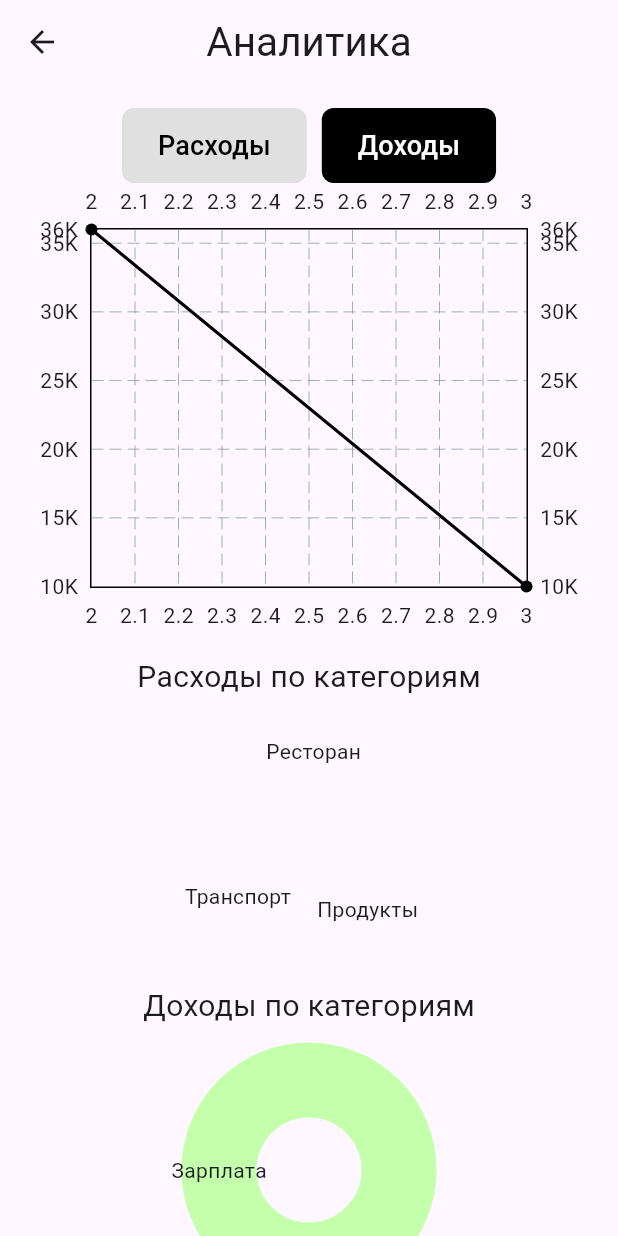
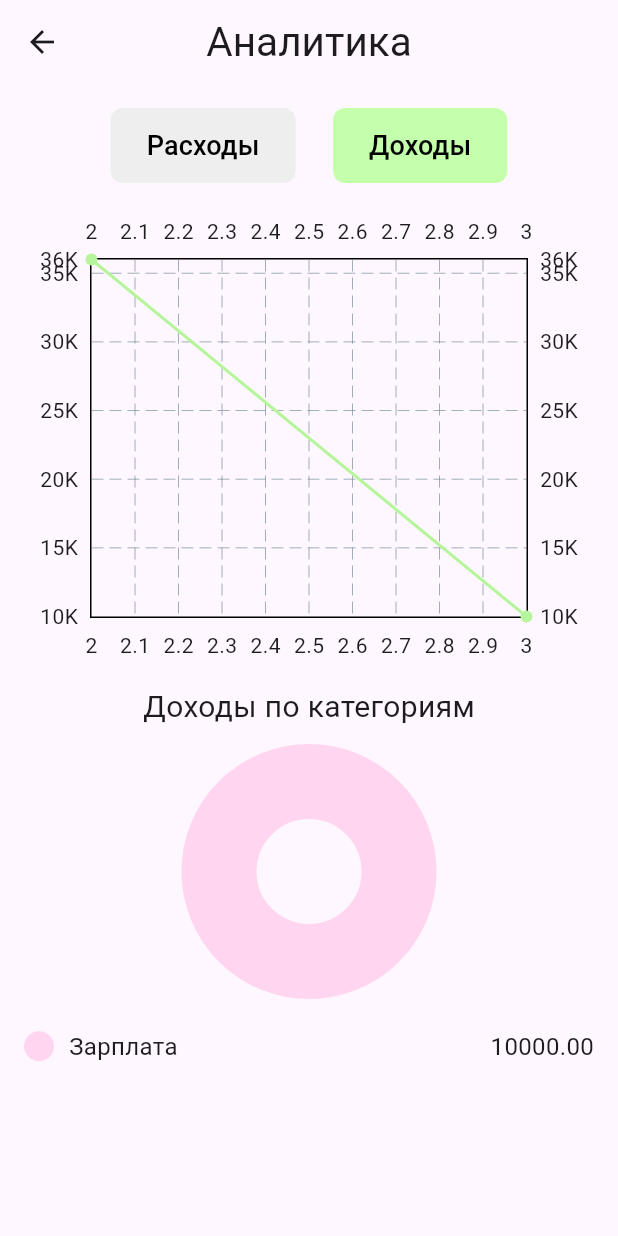
Before and after one commit to CodeByNica/finance-tracker, a Flutter app: the AnaliticWidget screen opened directly, after a tap on "Доходы", on a phone screen of 412 x 824 dp. Run offline on Flutter 3.47's test engine with Material 3 defaults, Android fonts, the phone set to English and light mode, and no system bars; drawn by our look-alikes of fl_chart; our stand-ins replace flutter_speed_dial, font_awesome_flutter.

Commit message:
Изменила экран аналитики

```diff
--- a/lib/models/transaction.dart
+++ b/lib/models/transaction.dart
@@ -6,7 +6,6 @@ class Transaction {
   final double amount;
   final String categoryId;
   final DateTime date;
-  final String icon;
 
   Transaction({
     String? id,
@@ -14,6 +13,5 @@ class Transaction {
     required this.amount,
     required this.categoryId,
     required this.date,
-    required this.icon,
   }) : id = id ?? uuid.v4();
 }
--- a/lib/transaction_list.dart
+++ b/lib/transaction_list.dart
@@ -10,7 +10,6 @@ final List<Transaction> transactions = [
     categoryId: categories[0].id, // Зарплата
     amount: 10000,
     date: DateTime.now(),
-    icon: 'attach_money', // Иконка денег
   ),
   Transaction(
     id: uuid.v4(),
@@ -18,7 +17,6 @@ final List<Transaction> transactions = [
     categoryId: categories[1].id, // Продукты
     amount: -1000,
     date: DateTime.now(),
-    icon: 'shopping_cart', // Иконка корзины
   ),
   Transaction(
     id: uuid.v4(),
@@ -26,7 +24,6 @@ final List<Transaction> transactions = [
     categoryId: categories[2].id, // Транспорт
     amount: -3000,
     date: DateTime.now(),
-    icon: 'directions_bus', // Иконка автобуса
   ),
   Transaction(
     id: uuid.v4(),
@@ -34,7 +31,6 @@ final List<Transaction> transactions = [
     categoryId: categories[3].id, // Ресторан
     amount: -6000,
     date: DateTime.utc(2025, 2, 27),
-    icon: 'restaurant', // Иконка ресторана
   ),
   Transaction(
     id: uuid.v4(),
@@ -42,7 +38,6 @@ final List<Transaction> transactions = [
     categoryId: categories[0].id, // Перевод
     amount: 36000,
     date: DateTime.utc(2025, 2, 15),
-    icon: 'sync_alt', // Иконка перевода
   ),
   Transaction(
     id: uuid.v4(),
@@ -50,7 +45,6 @@ final List<Transaction> transactions = [
     categoryId: categories[1].id, // Аптека
     amount: -900,
     date: DateTime.utc(2025, 2, 14),
-    icon: 'local_hospital', // Иконка аптеки
   ),
   Transaction(
     id: uuid.v4(),
@@ -58,6 +52,5 @@ final List<Transaction> transactions = [
     categoryId: categories[1].id, // Продукты
     amount: -1500,
     date: DateTime.utc(2025, 2, 11),
-    icon: 'shopping_cart', // Иконка корзины
   ),
 ];
--- a/lib/widgets/analitic_widgets.dart
+++ b/lib/widgets/analitic_widgets.dart
@@ -13,6 +13,15 @@ class AnaliticWidget extends StatefulWidget {
 
 class _AnaliticWidgetState extends State<AnaliticWidget> {
   bool isIncomeChart = false;
+
+  final List<Color> pieColors = [
+    Color(0xFFFFD5F0),
+    Color(0xFFF9E79F),
+    Color(0xFFC4FFAB),
+    Color(0xFF85C1E9),
+    Color(0xFFA569BD),
+    Color(0xFFFFA07A),
+  ];
 
   Map<String, double> calculateCategorySums(
     List<Transaction> transactions,
@@ -33,8 +42,8 @@ class _AnaliticWidgetState extends State<AnaliticWidget> {
       if (category.isIncome == isIncome) {
         categorySums.update(
           category.name,
-          (value) => value + transaction.amount,
-          ifAbsent: () => transaction.amount,
+          (value) => value + transaction.amount.abs(),
+          ifAbsent: () => transaction.amount.abs(),
         );
       }
     }
@@ -59,8 +68,8 @@ class _AnaliticWidgetState extends State<AnaliticWidget> {
       );
       if (category.isIncome == isIncome) {
         int month = transaction.date.month;
-        transactionsByMonth[month] =
-            (transactionsByMonth[month] ?? 0) + transaction.amount;
+        double amount = transaction.amount.abs();
+        transactionsByMonth[month] = (transactionsByMonth[month] ?? 0) + amount;
       }
     }
     return transactionsByMonth;
@@ -68,13 +77,16 @@ class _AnaliticWidgetState extends State<AnaliticWidget> {
 
   @override
   Widget build(BuildContext context) {
-    Map<String, double> expenseCategories = calculateCategorySums(
-      transactions,
-      false,
-    );
-    Map<String, double> incomeCategories = calculateCategorySums(
-      transactions,
-      true,
+    int selectedMonth = DateTime.now().month;
+
+    List<Transaction> filteredTransactions =
+        transactions
+            .where((transaction) => transaction.date.month == selectedMonth)
+            .toList();
+
+    Map<String, double> categoryData = calculateCategorySums(
+      filteredTransactions,
+      isIncomeChart,
     );
 
     List<FlSpot> spots =
@@ -105,9 +117,10 @@ class _AnaliticWidgetState extends State<AnaliticWidget> {
                       },
                       style: TextButton.styleFrom(
                         backgroundColor:
-                            isIncomeChart ? Colors.grey[300] : Colors.black,
-                        foregroundColor:
-                            isIncomeChart ? Colors.black : Colors.white,
+                            isIncomeChart
+                                ? Colors.grey[200]
+                                : Color(0xFFFFD5F0),
+                        foregroundColor: Colors.black,
                         padding: EdgeInsets.symmetric(
                           horizontal: 24,
                           vertical: 12,
@@ -121,7 +134,7 @@ class _AnaliticWidgetState extends State<AnaliticWidget> {
                         style: TextStyle(fontSize: 18),
                       ),
                     ),
-                    SizedBox(width: 10),
+                    SizedBox(width: 25),
                     TextButton(
                       onPressed: () {
                         setState(() {
@@ -130,9 +143,10 @@ class _AnaliticWidgetState extends State<AnaliticWidget> {
                       },
                       style: TextButton.styleFrom(
                         backgroundColor:
-                            isIncomeChart ? Colors.black : Colors.grey[300],
-                        foregroundColor:
-                            isIncomeChart ? Colors.white : Colors.black,
+                            isIncomeChart
+                                ? Color(0xFFC4FFAB)
+                                : Colors.grey[200],
+                        foregroundColor: Colors.black,
                         padding: EdgeInsets.symmetric(
                           horizontal: 24,
                           vertical: 12,
@@ -145,6 +159,7 @@ class _AnaliticWidgetState extends State<AnaliticWidget> {
                     ),
                   ],
                 ),
+                SizedBox(height: 20),
                 SizedBox(
                   height: 300,
                   child: LineChart(
@@ -153,15 +168,20 @@ class _AnaliticWidgetState extends State<AnaliticWidget> {
                         LineChartBarData(
                           spots: spots,
                           isCurved: true,
-                          color: Colors.black,
+                          color:
+                              isIncomeChart
+                                  ? Color.fromARGB(255, 183, 245, 156)
+                                  : Color.fromARGB(255, 255, 185, 231),
                         ),
                       ],
                     ),
                   ),
                 ),
                 SizedBox(height: 15),
-                const Text(
-                  'Расходы по категориям',
+                Text(
+                  isIncomeChart
+                      ? 'Доходы по категориям'
+                      : 'Расходы по категориям',
                   style: TextStyle(fontSize: 20),
                 ),
                 SizedBox(height: 10),
@@ -171,39 +191,47 @@ class _AnaliticWidgetState extends State<AnaliticWidget> {
                   child: PieChart(
                     PieChartData(
                       sections:
-                          expenseCategories.entries.map((entry) {
+                          categoryData.entries.map((entry) {
+                            int index = categoryData.keys.toList().indexOf(
+                              entry.key,
+                            );
                             return PieChartSectionData(
                               value: entry.value,
-                              title: entry.key,
-                              color: Color(0xFFFFD5F0),
+                              color: pieColors[index % pieColors.length],
                               radius: 50,
+                              showTitle: false,
                             );
                           }).toList(),
                     ),
                   ),
                 ),
-                SizedBox(height: 10),
-                const Text(
-                  "Доходы по категориям",
-                  style: TextStyle(fontSize: 20),
-                ),
-                SizedBox(height: 10),
-                SizedBox(
-                  width: 170,
-                  height: 170,
-                  child: PieChart(
-                    PieChartData(
-                      sections:
-                          incomeCategories.entries.map((entry) {
-                            return PieChartSectionData(
-                              value: entry.value,
-                              title: entry.key,
-                              color: Color(0xFFC4FFAB),
-                              radius: 50,
-                            );
-                          }).toList(),
-                    ),
-                  ),
+                SizedBox(height: 20),
+                Column(
+                  children:
+                      categoryData.entries.map((entry) {
+                        int index = categoryData.keys.toList().indexOf(
+                          entry.key,
+                        );
+                        return Row(
+                          children: [
+                            Container(
+                              width: 20,
+                              height: 20,
+                              decoration: BoxDecoration(
+                                color: pieColors[index % pieColors.length],
+                                shape: BoxShape.circle,
+                              ),
+                            ),
+                            SizedBox(width: 10),
+                            Text(entry.key, style: TextStyle(fontSize: 16)),
+                            Spacer(),
+                            Text(
+                              '${entry.value.abs().toStringAsFixed(2)}',
+                              style: TextStyle(fontSize: 16),
+                            ),
+                          ],
+                        );
+                      }).toList(),
                 ),
               ],
             ),
```
